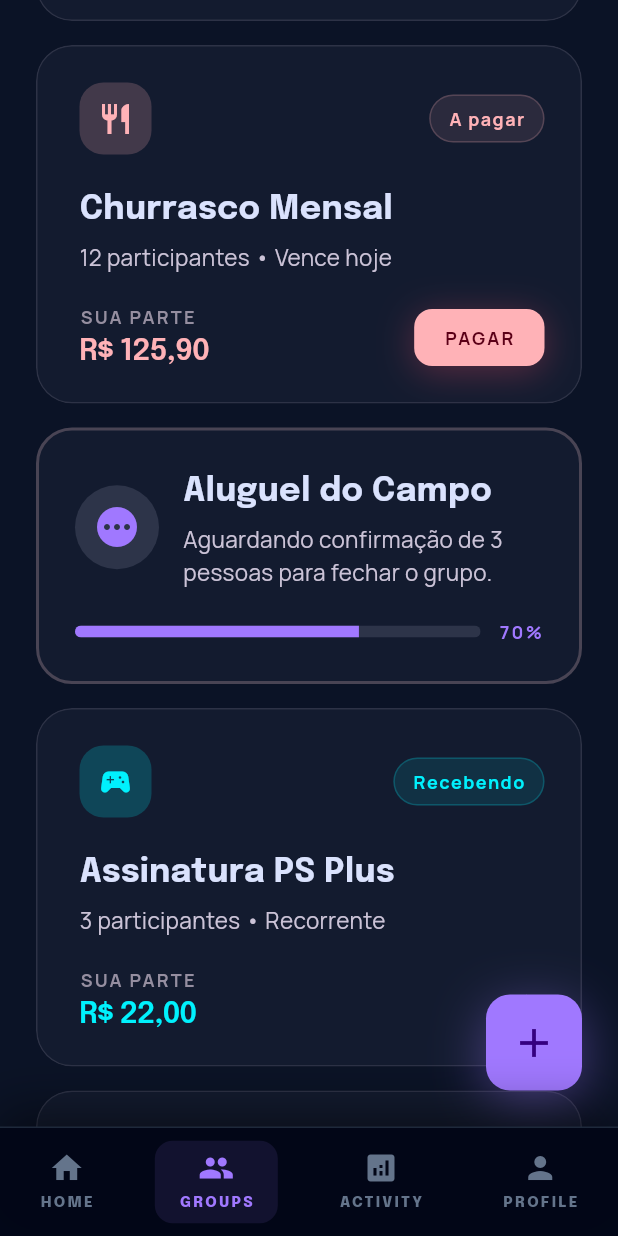
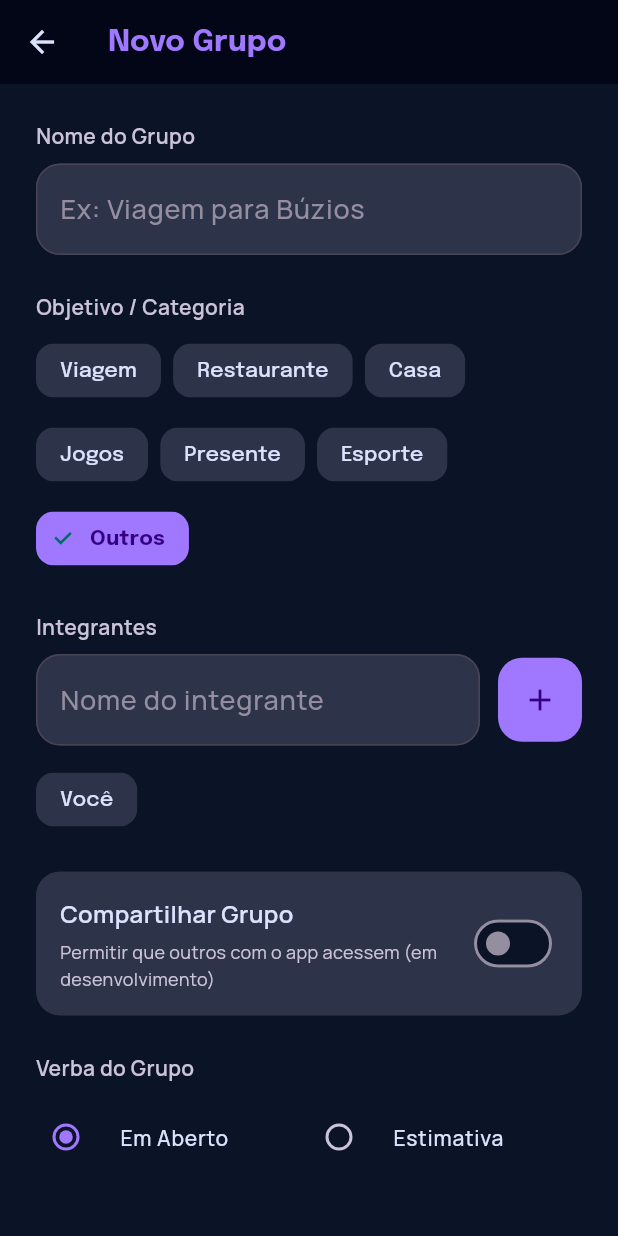
Before and after one commit to Amanda-Olivr/emconta, a Flutter app: the screen it shows after launch, scrolled down 576 dp, after a tap on the "add" icon, on a phone screen of 412 x 824 dp. Run offline on Flutter 3.47's test engine with Material 3 defaults, Android fonts, the phone set to English and light mode, and no system bars; our stand-ins replace flutter_mobx, google_fonts, mobx; generated files the repository leaves out were written again.

Commit message:
feat: implementa criação e edição de grupos com integração ao MobX

```diff
--- a/lib/models/group.dart
+++ b/lib/models/group.dart
@@ -15,6 +15,9 @@ class Group {
   final String? statusDetail; // Ex: "Vence em 12 dias", "Vence hoje"
   final double? pendingProgress; // 0.0 - 1.0 for pending groups
   final double yourPart;
+  final bool isShared;
+  final String budgetType; // 'estimate', 'open'
+  final double estimatedBudget;
 
   Group({
     required this.id,
@@ -29,6 +32,9 @@ class Group {
     this.statusDetail,
     this.pendingProgress,
     this.yourPart = 0.0,
+    this.isShared = false,
+    this.budgetType = 'open',
+    this.estimatedBudget = 0.0,
   });
 
   IconData get categoryIcon {
--- /dev/null
+++ b/lib/views/home/add_edit_group_screen.dart
@@ -0,0 +1,393 @@
+import 'package:flutter/material.dart';
+import 'package:google_fonts/google_fonts.dart';
+import 'package:provider/provider.dart';
+import '../../controllers/group_store.dart';
+import '../../models/group.dart';
+import '../../theme/app_theme.dart';
+import '../widgets/design_components.dart';
+
+class AddEditGroupScreen extends StatefulWidget {
+  final Group? group; // Se nulo, estamos criando um novo
+
+  const AddEditGroupScreen({super.key, this.group});
+
+  @override
+  State<AddEditGroupScreen> createState() => _AddEditGroupScreenState();
+}
+
+class _AddEditGroupScreenState extends State<AddEditGroupScreen> {
+  final _formKey = GlobalKey<FormState>();
+  final _nameController = TextEditingController();
+  final _memberController = TextEditingController();
+  final _budgetController = TextEditingController();
+
+  String _category = 'Outros';
+  List<String> _members = [];
+  bool _isShared = false;
+  String _budgetType = 'open'; // 'open' or 'estimate'
+
+  final List<String> _categories = [
+    'Viagem', 'Restaurante', 'Casa', 'Jogos', 'Presente', 'Esporte', 'Outros'
+  ];
+
+  @override
+  void initState() {
+    super.initState();
+    if (widget.group != null) {
+      _nameController.text = widget.group!.name;
+      _category = widget.group!.category;
+      _members = List.from(widget.group!.members);
+      _isShared = widget.group!.isShared;
+      _budgetType = widget.group!.budgetType;
+      if (widget.group!.budgetType == 'estimate') {
+        _budgetController.text = widget.group!.estimatedBudget.toString();
+      }
+    } else {
+      _members = ['Você']; // By default, the creator is a member
+    }
+  }
+
+  @override
+  void dispose() {
+    _nameController.dispose();
+    _memberController.dispose();
+    _budgetController.dispose();
+    super.dispose();
+  }
+
+  void _save() {
+    if (_formKey.currentState!.validate()) {
+      final store = Provider.of<GroupStore>(context, listen: false);
+
+      double budget = 0.0;
+      if (_budgetType == 'estimate' && _budgetController.text.isNotEmpty) {
+        budget = double.tryParse(_budgetController.text.replaceAll(',', '.')) ?? 0.0;
+      }
+
+      if (widget.group == null) {
+        // Create new
+        final newGroup = Group(
+          id: DateTime.now().millisecondsSinceEpoch.toString(),
+          name: _nameController.text,
+          category: _category,
+          members: _members,
+          status: GroupStatus.pending, // Default for new
+          statusDetail: 'Novo grupo',
+          isShared: _isShared,
+          budgetType: _budgetType,
+          estimatedBudget: budget,
+        );
+        store.addGroup(newGroup);
+      } else {
+        // Edit existing
+        final updatedGroup = Group(
+          id: widget.group!.id,
+          name: _nameController.text,
+          description: widget.group!.description,
+          category: _category,
+          totalBalance: widget.group!.totalBalance,
+          youOwe: widget.group!.youOwe,
+          youReceive: widget.group!.youReceive,
+          members: _members,
+          status: widget.group!.status,
+          statusDetail: widget.group!.statusDetail,
+          pendingProgress: widget.group!.pendingProgress,
+          yourPart: widget.group!.yourPart,
+          isShared: _isShared,
+          budgetType: _budgetType,
+          estimatedBudget: budget,
+        );
+        store.updateGroup(updatedGroup);
+      }
+
+      Navigator.pop(context);
+    }
+  }
+
+  void _addMember() {
+    if (_memberController.text.isNotEmpty) {
+      setState(() {
+        _members.add(_memberController.text.trim());
+        _memberController.clear();
+      });
+    }
+  }
+
+  void _removeMember(String member) {
+    if (member != 'Você') {
+      setState(() {
+        _members.remove(member);
+      });
+    }
+  }
+
+  @override
+  Widget build(BuildContext context) {
+    final isEditing = widget.group != null;
+    return Scaffold(
+      backgroundColor: AppTheme.surface,
+      appBar: AppBar(
+        backgroundColor: const Color(0xFF020617),
+        elevation: 0,
+        title: Text(
+          isEditing ? 'Editar Grupo' : 'Novo Grupo',
+          style: GoogleFonts.epilogue(
+            fontSize: 20,
+            fontWeight: FontWeight.w700,
+            color: AppTheme.primaryContainer,
+          ),
+        ),
+        iconTheme: const IconThemeData(color: AppTheme.onSurface),
+      ),
+      body: SingleChildScrollView(
+        physics: const BouncingScrollPhysics(),
+        padding: const EdgeInsets.all(24),
+        child: Form(
+          key: _formKey,
+          child: Column(
+            crossAxisAlignment: CrossAxisAlignment.start,
+            children: [
+              Text(
+                'Nome do Grupo',
+                style: GoogleFonts.manrope(
+                  fontSize: 14,
+                  fontWeight: FontWeight.w600,
+                  color: AppTheme.onSurfaceVariant,
+                ),
+              ),
+              const SizedBox(height: 8),
+              TextFormField(
+                controller: _nameController,
+                style: const TextStyle(color: AppTheme.onSurface),
+                decoration: InputDecoration(
+                  filled: true,
+                  fillColor: AppTheme.surfaceContainerHighest,
+                  hintText: 'Ex: Viagem para Búzios',
+                  hintStyle: TextStyle(color: AppTheme.outline),
+                  border: OutlineInputBorder(
+                    borderRadius: BorderRadius.circular(16),
+                    borderSide: BorderSide.none,
+                  ),
+                ),
+                validator: (value) => value == null || value.isEmpty ? 'Informe um nome' : null,
+              ),
+              const SizedBox(height: 24),
+
+              Text(
+                'Objetivo / Categoria',
+                style: GoogleFonts.manrope(
+                  fontSize: 14,
+                  fontWeight: FontWeight.w600,
+                  color: AppTheme.onSurfaceVariant,
+                ),
+              ),
+              const SizedBox(height: 8),
+              Wrap(
+                spacing: 8,
+                runSpacing: 8,
+                children: _categories.map((cat) {
+                  final isSelected = _category == cat;
+                  return ChoiceChip(
+                    label: Text(cat),
+                    selected: isSelected,
+                    onSelected: (selected) {
+                      if (selected) setState(() => _category = cat);
+                    },
+                    selectedColor: AppTheme.primaryContainer,
+                    backgroundColor: AppTheme.surfaceContainerHighest,
+                    labelStyle: TextStyle(
+                      color: isSelected ? AppTheme.onPrimaryContainer : AppTheme.onSurface,
+                      fontWeight: isSelected ? FontWeight.w700 : FontWeight.w500,
+                    ),
+                    side: BorderSide.none,
+                    shape: RoundedRectangleBorder(borderRadius: BorderRadius.circular(12)),
+                  );
+                }).toList(),
+              ),
+              const SizedBox(height: 24),
+
+              Text(
+                'Integrantes',
+                style: GoogleFonts.manrope(
+                  fontSize: 14,
+                  fontWeight: FontWeight.w600,
+                  color: AppTheme.onSurfaceVariant,
+                ),
+              ),
+              const SizedBox(height: 8),
+              Row(
+                children: [
+                  Expanded(
+                    child: TextFormField(
+                      controller: _memberController,
+                      style: const TextStyle(color: AppTheme.onSurface),
+                      decoration: InputDecoration(
+                        filled: true,
+                        fillColor: AppTheme.surfaceContainerHighest,
+                        hintText: 'Nome do integrante',
+                        hintStyle: TextStyle(color: AppTheme.outline),
+                        border: OutlineInputBorder(
+                          borderRadius: BorderRadius.circular(16),
+                          borderSide: BorderSide.none,
+                        ),
+                      ),
+                      onFieldSubmitted: (_) => _addMember(),
+                    ),
+                  ),
+                  const SizedBox(width: 12),
+                  GestureDetector(
+                    onTap: _addMember,
+                    child: Container(
+                      padding: const EdgeInsets.all(16),
+                      decoration: BoxDecoration(
+                        color: AppTheme.primaryContainer,
+                        borderRadius: BorderRadius.circular(16),
+                      ),
+                      child: const Icon(Icons.add, color: AppTheme.onPrimaryContainer),
+                    ),
+                  ),
+                ],
+              ),
+              const SizedBox(height: 12),
+              Wrap(
+                spacing: 8,
+                runSpacing: 8,
+                children: _members.map((m) {
+                  return Chip(
+                    label: Text(m, style: const TextStyle(color: AppTheme.onSurface)),
+                    backgroundColor: AppTheme.surfaceContainerHighest,
+                    deleteIcon: m == 'Você' ? null : const Icon(Icons.close, size: 16),
+                    onDeleted: m == 'Você' ? null : () => _removeMember(m),
+                    side: BorderSide.none,
+                    shape: RoundedRectangleBorder(borderRadius: BorderRadius.circular(12)),
+                  );
+                }).toList(),
+              ),
+              const SizedBox(height: 24),
+
+              Container(
+                padding: const EdgeInsets.all(16),
+                decoration: BoxDecoration(
+                  color: AppTheme.surfaceContainerHighest,
+                  borderRadius: BorderRadius.circular(16),
+                ),
+                child: Row(
+                  children: [
+                    Expanded(
+                      child: Column(
+                        crossAxisAlignment: CrossAxisAlignment.start,
+                        children: [
+                          Text(
+                            'Compartilhar Grupo',
+                            style: GoogleFonts.manrope(
+                              fontSize: 16,
+                              fontWeight: FontWeight.w600,
+                              color: AppTheme.onSurface,
+                            ),
+                          ),
+                          const SizedBox(height: 4),
+                          Text(
+                            'Permitir que outros com o app acessem (em desenvolvimento)',
+                            style: GoogleFonts.manrope(
+                              fontSize: 12,
+                              color: AppTheme.onSurfaceVariant,
+                            ),
+                          ),
+                        ],
+                      ),
+                    ),
+                    Switch(
+                      value: _isShared,
+                      onChanged: (val) => setState(() => _isShared = val),
+                      activeColor: AppTheme.primaryContainer,
+                    ),
+                  ],
+                ),
+              ),
+              const SizedBox(height: 24),
+
+              Text(
+                'Verba do Grupo',
+                style: GoogleFonts.manrope(
+                  fontSize: 14,
+                  fontWeight: FontWeight.w600,
+                  color: AppTheme.onSurfaceVariant,
+                ),
+              ),
+              const SizedBox(height: 8),
+              Row(
+                children: [
+                  Expanded(
+                    child: RadioListTile<String>(
+                      title: const Text('Em Aberto', style: TextStyle(color: AppTheme.onSurface, fontSize: 14)),
+                      value: 'open',
+                      groupValue: _budgetType,
+                      onChanged: (val) => setState(() => _budgetType = val!),
+                      contentPadding: EdgeInsets.zero,
+                      activeColor: AppTheme.primaryContainer,
+                    ),
+                  ),
+                  Expanded(
+                    child: RadioListTile<String>(
+                      title: const Text('Estimativa', style: TextStyle(color: AppTheme.onSurface, fontSize: 14)),
+                      value: 'estimate',
+                      groupValue: _budgetType,
+                      onChanged: (val) => setState(() => _budgetType = val!),
+                      contentPadding: EdgeInsets.zero,
+                      activeColor: AppTheme.primaryContainer,
+                    ),
+                  ),
+                ],
+              ),
+              if (_budgetType == 'estimate') ...[
+                const SizedBox(height: 8),
+                TextFormField(
+                  controller: _budgetController,
+                  style: const TextStyle(color: AppTheme.onSurface),
+                  keyboardType: const TextInputType.numberWithOptions(decimal: true),
+                  decoration: InputDecoration(
+                    filled: true,
+                    fillColor: AppTheme.surfaceContainerHighest,
+                    hintText: 'Valor estimado (R\$)',
+                    hintStyle: TextStyle(color: AppTheme.outline),
+                    border: OutlineInputBorder(
+                      borderRadius: BorderRadius.circular(16),
+                      borderSide: BorderSide.none,
+                    ),
+                    prefixIcon: const Icon(Icons.attach_money, color: AppTheme.outline),
+                  ),
+                ),
+              ],
+              const SizedBox(height: 40),
+
+              SizedBox(
+                width: double.infinity,
+                height: 56,
+                child: ElevatedButton(
+                  onPressed: _save,
+                  style: ElevatedButton.styleFrom(
+                    backgroundColor: AppTheme.primaryContainer,
+                    foregroundColor: AppTheme.onPrimaryContainer,
+                    shape: RoundedRectangleBorder(
+                      borderRadius: BorderRadius.circular(16),
+                    ),
+                    elevation: 0,
+                  ),
+                  child: Text(
+                    isEditing ? 'SALVAR ALTERAÇÕES' : 'CRIAR GRUPO',
+                    style: GoogleFonts.manrope(
+                      fontSize: 16,
+                      fontWeight: FontWeight.w700,
+                      letterSpacing: 1,
+                    ),
+                  ),
+                ),
+              ),
+              const SizedBox(height: 40),
+            ],
+          ),
+        ),
+      ),
+    );
+  }
+}
--- a/lib/views/home/groups_list_screen.dart
+++ b/lib/views/home/groups_list_screen.dart
@@ -7,6 +7,7 @@ import '../../models/group.dart';
 import '../../theme/app_theme.dart';
 import '../widgets/design_components.dart';
 import '../group_detail/group_detail_screen.dart';
+import 'add_edit_group_screen.dart';
 
 class GroupsListScreen extends StatefulWidget {
   const GroupsListScreen({super.key});
@@ -255,7 +256,12 @@ class _GroupsListScreenState extends State<GroupsListScreen> {
 
   Widget _buildFAB() {
     return GestureDetector(
-      onTap: () {},
+      onTap: () {
+        Navigator.push(
+          context,
+          MaterialPageRoute(builder: (_) => const AddEditGroupScreen()),
+        );
+      },
       child: Container(
         width: 64,
         height: 64,
```
Also changed, not shown: lib/controllers/group_store.dart (+8 -0 lines), lib/views/group_detail/group_detail_screen.dart (+39 -21 lines), lib/controllers/group_store.g.dart.
